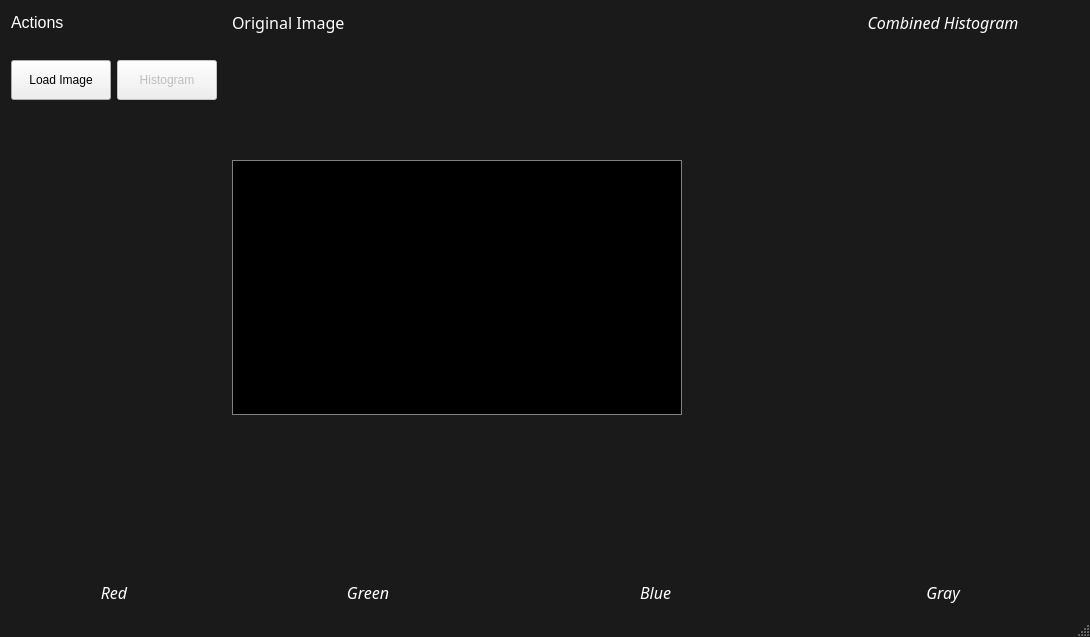
Above: mainwindow.ui from acamara/Histograma before the change. Below: the same form after it.
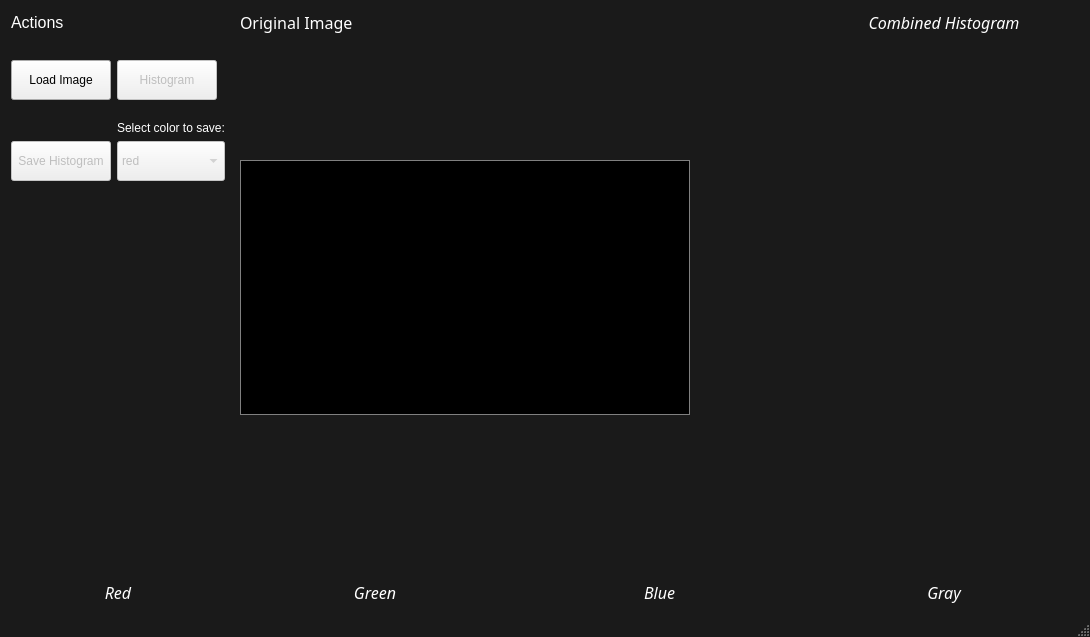
That is the form after the change.

Diff of the .ui file:
```diff
--- a/mainwindow.ui
+++ b/mainwindow.ui
@@ -162,7 +162,7 @@
           </property>
          </widget>
         </item>
-        <item row="2" column="1">
+        <item row="5" column="1">
          <spacer name="verticalSpacer">
           <property name="orientation">
            <enum>Qt::Vertical</enum>
@@ -191,6 +191,100 @@
           </property>
          </spacer>
         </item>
+        <item row="4" column="0">
+         <widget class="QPushButton" name="saveHistogramButton">
+          <property name="enabled">
+           <bool>false</bool>
+          </property>
+          <property name="minimumSize">
+           <size>
+            <width>100</width>
+            <height>40</height>
+           </size>
+          </property>
+          <property name="text">
+           <string>Save Histogram</string>
+          </property>
+         </widget>
+        </item>
+        <item row="4" column="1">
+         <widget class="QComboBox" name="comboBox">
+          <property name="enabled">
+           <bool>false</bool>
+          </property>
+          <property name="minimumSize">
+           <size>
+            <width>100</width>
+            <height>40</height>
+           </size>
+          </property>
+          <item>
+           <property name="text">
+            <string>red</string>
+           </property>
+          </item>
+          <item>
+           <property name="text">
+            <string>green</string>
+           </property>
+          </item>
+          <item>
+           <property name="text">
+            <string>blue</string>
+           </property>
+          </item>
+          <item>
+           <property name="text">
+            <string>gray</string>
+           </property>
+          </item>
+          <item>
+           <property name="text">
+            <string>combined</string>
+           </property>
+          </item>
+          <item>
+           <property name="text">
+            <string>all</string>
+           </property>
+          </item>
+         </widget>
+        </item>
+        <item row="3" column="1">
+         <widget class="QLabel" name="label_3">
+          <property name="maximumSize">
+           <size>
+            <width>16777215</width>
+            <height>25</height>
+           </size>
+          </property>
+          <property name="styleSheet">
+           <string notr="true">color: rgb(255, 255, 255);</string>
+          </property>
+          <property name="text">
+           <string>Select color to save:</string>
+          </property>
+          <property name="alignment">
+           <set>Qt::AlignCenter</set>
+          </property>
+         </widget>
+        </item>
+        <item row="2" column="1">
+         <spacer name="verticalSpacer_4">
+          <property name="orientation">
+           <enum>Qt::Vertical</enum>
+          </property>
+          <property name="sizeType">
+           <enum>QSizePolicy::Fixed</enum>
+          </property>
+          <property name="sizeHint" stdset="0">
+           <size>
+            <width>20</width>
+            <height>15</height>
+           </size>
+          </property>
+         </spacer>
+        </item>
        </layout>
       </item>
       <item row="1" column="1" colspan="2">
```
